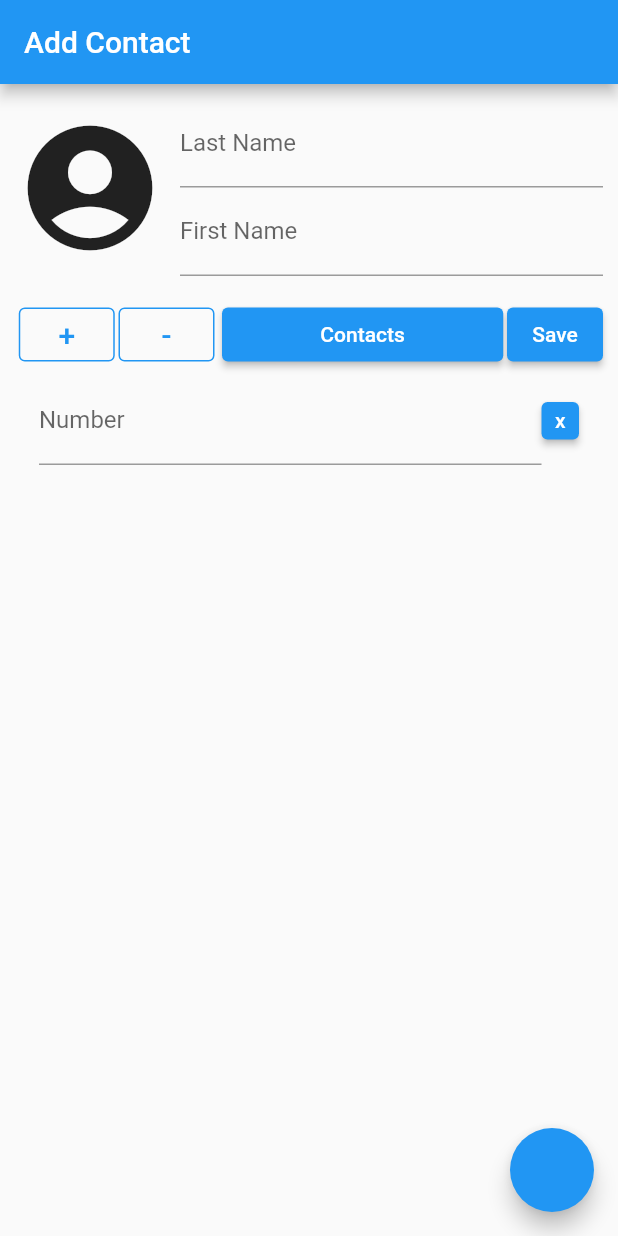
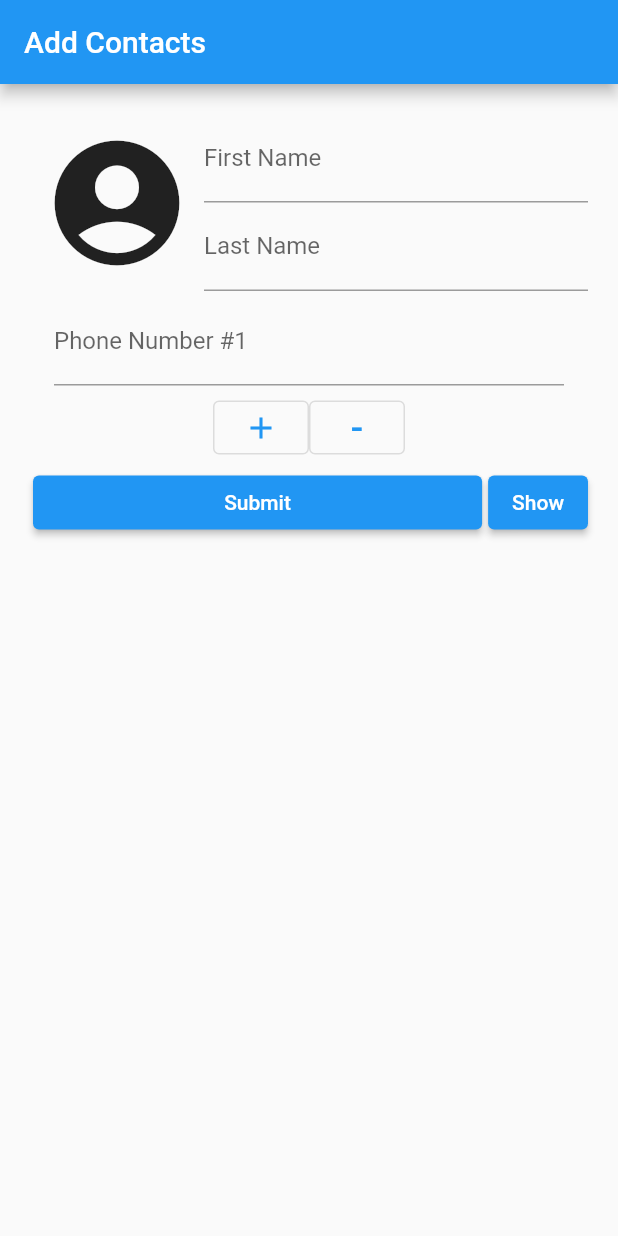
Before and after one commit to AY2020-2021-CpE-OJT/abellar-task-003, a Flutter app: the screen it shows after launch, on a phone screen of 412 x 824 dp. Run offline on Flutter 3.47's test engine with Material 2 defaults, Android fonts, the phone set to English and light mode, and no system bars.

Commit message:
Update Layout and Add Retrieving Data from Phone Number Text Field to the Next Activity

```diff
--- a/lib/main.dart
+++ b/lib/main.dart
@@ -1,252 +1,194 @@
-import 'dart:async';
-import 'dart:io';
+import 'package:flutter/cupertino.dart';
+import 'package:flutter/material.dart';
+import 'package:flutter/painting.dart';
 
-import 'package:flutter/material.dart';
-import 'package:path_provider/path_provider.dart';
+void main() => runApp(pbApp());
 
-class PhonebookTodo {
-  final List<String> lastName;
-  final List<String> firstName;
+class Todo {
+  final String last_name;
+  final String first_name;
+  final List<String> phone_numbers;
 
-  //final List<List> phoneNumbers;
-
-  PhonebookTodo(this.lastName, this.firstName);
+  Todo(this.last_name, this.first_name, this.phone_numbers);
 }
 
-void main() => runApp(PhoneBookApp());
+class pbApp extends StatelessWidget {
+  const pbApp({Key? key}) : super(key: key);
 
-class ContactStorage {
-  Future<String> get _localPath async {
-    final dir = await getApplicationDocumentsDirectory();
-
-    return dir.path;
-  }
-
-  Future<File> get _contactFile async {
-    final path = await _localPath;
-    return File('$path/contact.txt');
-  }
-
-  Future<File> writeContact(PhonebookTodo contact) async {
-    final file = await _contactFile;
-
-    // Write the file
-    return file.writeAsString('$contact');
-  }
-
-  Future<String> readContact() async {
-    try {
-      final file = await _contactFile;
-
-      // Read the file
-      final contents = await file.readAsString();
-
-      return contents;
-    } catch (e) {
-      // If encountering an error, return 0
-      return 'error';
-    }
-  }
-}
-
-class PhoneBookApp extends StatelessWidget {
   @override
   Widget build(BuildContext context) {
     return MaterialApp(
-      title: 'My Phonebook',
-      home: InputForm(
-        storage: ContactStorage(),
-      ),
+      title: 'Phonebook App',
+      home: FirstScreen(),
     );
   }
 }
 
-class InputForm extends StatefulWidget {
-  final ContactStorage storage;
-
-  InputForm({Key? key, required this.storage}) : super(key: key);
-
-  @override
-  _InputFormState createState() => _InputFormState();
-}
-
-class _InputFormState extends State<InputForm> {
-  final lastNameCtrlr = TextEditingController();
-  final firstNameCtrlr = TextEditingController();
-  final List conNumsCtrlr = [];
-  final _formKey = GlobalKey<FormState>();
-
-  int nOfPhoneNumber = 1;
-  String sample = 'to changed';
-
-  final List<String> fnames = <String>[];
-  final List<String> lnames = <String>[];
-
-  void addPhoneNumber() {
-    setState(() {
-      nOfPhoneNumber++;
-    });
-  }
-
-  void minusPhoneNumber() {
-    setState(() {
-      nOfPhoneNumber--;
-    });
-  }
-
-  @override
-  void dispose() {
-    lastNameCtrlr.dispose();
-    super.dispose();
-  }
-
+class FirstScreen extends StatelessWidget {
   @override
   Widget build(BuildContext context) {
     return Scaffold(
       appBar: AppBar(
-        title: Text('Add Contact'),
+        title: Text('Add Contacts'),
       ),
-      body: Container(
-        padding: const EdgeInsets.all(10.0),
+      body: InputContactForm(),
+    );
+  }
+}
+
+class InputContactForm extends StatefulWidget {
+  const InputContactForm({Key? key}) : super(key: key);
+
+  @override
+  _InputContactFormState createState() => _InputContactFormState();
+}
+
+class _InputContactFormState extends State<InputContactForm> {
+  List<Todo> names_todo = <Todo>[];
+
+  int nPhoneNumber = 1;
+
+  void saveContact() {
+    List<String> pnums = <String>[];
+    for(int i = 0; i < nPhoneNumber; i++) {
+      pnums.add(pnumCtrlrs[i].text);
+    }
+    setState(() {
+      names_todo.insert(
+          0, Todo(lnameCtrlr.text, fnameCtrlr.text, pnums));
+    });
+
+  }
+
+  void gotoNextScreen() {
+    Navigator.push(
+        context,
+        MaterialPageRoute(
+            builder: (context) => SecondScreeen(todo: names_todo)));
+  }
+
+  void addPhoneNumber() {
+    setState(() {
+      nPhoneNumber++;
+      pnumCtrlrs.insert(0, TextEditingController());
+    });
+  }
+
+  void subPhoneNumber() {
+    setState(() {
+      if (nPhoneNumber != 0) {
+        nPhoneNumber--;
+        pnumCtrlrs.removeAt(0);
+      }
+
+    });
+  }
+
+  final lnameCtrlr = TextEditingController();
+  final fnameCtrlr = TextEditingController();
+
+  //final pnumCtrlr = TextEditingController();
+  List<TextEditingController> pnumCtrlrs = <TextEditingController>[
+    TextEditingController()
+  ];
+
+  @override
+  Widget build(BuildContext context) {
+    return Padding(
+      padding: EdgeInsets.all(20.0),
       child: Column(
+        mainAxisSize: MainAxisSize.max,
         children: [
           Row(
             children: [
               Padding(
-                  padding: const EdgeInsets.only(right: 10.0),
-                  child: Icon(Icons.account_circle_rounded, size: 100.0),
+                padding: const EdgeInsets.all(8.0),
+                child: Icon(Icons.account_circle_rounded, size: 100.0,),
               ),
               Expanded(
                 child: Column(
                   children: [
                     TextFormField(
                       decoration: InputDecoration(
-                          border: UnderlineInputBorder(),
-                          labelText: 'Last Name',
-                        ),
-                        controller: lastNameCtrlr,
+                          border: UnderlineInputBorder(), labelText: 'First Name'),
+                      controller: fnameCtrlr,
                     ),
                     TextFormField(
                       decoration: InputDecoration(
-                          border: UnderlineInputBorder(),
-                          labelText: 'First Name',
-                        ),
-                        controller: firstNameCtrlr,
+                          border: UnderlineInputBorder(), labelText: 'Last Name'),
+                      controller: lnameCtrlr,
                     ),
                   ],
                 ),
               ),
             ],
           ),
-            Padding(
-              padding: const EdgeInsets.only(top: 15.0),
+          Flexible(
+            fit: FlexFit.loose,
+            child: ConstrainedBox(
+              constraints: BoxConstraints(minHeight: 0.0),
+              child: ListView.builder(
+                shrinkWrap: true,
+                itemBuilder: (context, i) {
+                  return ListTile(
+                    title: TextFormField(
+                      decoration: InputDecoration(
+                          border: UnderlineInputBorder(),
+                          labelText: 'Phone Number #${i + 1}'),
+                      controller: pnumCtrlrs[i],
+                    ),
+                  );
+                },
+                itemCount: nPhoneNumber,
+              ),
+            ),
+          ),
+          Row(
+            mainAxisAlignment: MainAxisAlignment.center,
+            children: [
+              OutlinedButton(onPressed: addPhoneNumber, child: Icon(Icons.add)),
+              OutlinedButton(
+                  onPressed: subPhoneNumber,
+                  child: Text(
+                    '-',
+                    style: TextStyle(fontSize: 25),
+                  )),
+            ],
+          ),
+          Align(
+            alignment: Alignment.bottomCenter,
             child: Row(
               mainAxisAlignment: MainAxisAlignment.spaceEvenly,
               children: [
-                  Padding(
-                    padding: const EdgeInsets.only(left: 2.5),
-                    child: OutlinedButton(
-                      onPressed: addPhoneNumber,
-                      child: Text('+', style: TextStyle(fontSize: 20.0)),
-                      style: OutlinedButton.styleFrom(
-                        side: BorderSide(color: Colors.blue),
+                Expanded(
+                  child: Padding(
+                    padding: const EdgeInsets.all(2.0),
+                    child: ElevatedButton(
+                      onPressed: saveContact,
+                      child: Text('Submit'),
                     ),
                   ),
                 ),
                 Padding(
-                    padding: const EdgeInsets.only(left: 2.5, right: 5),
-                    child: OutlinedButton(
-                      onPressed: addPhoneNumber,
-                      child: Text('-', style: TextStyle(fontSize: 20.0)),
-                      style: OutlinedButton.styleFrom(
-                        side: BorderSide(color: Colors.blue),
-                      ),
-                    ),
-                  ),
-                  Expanded(
+                  padding: const EdgeInsets.only(left: 2.0),
                   child: ElevatedButton(
-                      child: Text('Contacts'),
-                      onPressed: () {
-                        Navigator.push(
-                          context,
-                          MaterialPageRoute(
-                            builder: (context) => ShowContactScreen(
-                              todo: PhonebookTodo(lnames, fnames),
-                            ),
-                          ),
-                        );
-                      },
-                    ),
-                  ),
-                  Padding(
-                    padding: const EdgeInsets.only(left: 2.5),
-                    child: ElevatedButton(
-                      onPressed: () {
-                        widget.storage.writeContact(PhonebookTodo(lnames, fnames));
-                      },
-                      child: Text('Save'),
+                    onPressed: gotoNextScreen,
+                    child: Text('Show'),
                   ),
                 ),
               ],
             ),
           ),
-            Flexible(
-              child: ListView.builder(
-                itemCount: nOfPhoneNumber,
-                itemBuilder: (context, index) {
-                  return ListTile(
-                    title: Row(
-                      children: [
-                        Flexible(
-                          child: TextFormField(
-                            decoration: InputDecoration(
-                                border: UnderlineInputBorder(),
-                                labelText: 'Number'),
-                          ),
-                        ),
-                        ConstrainedBox(
-                          constraints: BoxConstraints.tightFor(
-                              width: 25.0, height: 25.0),
-                          child: ElevatedButton(
-                            onPressed: minusPhoneNumber,
-                            child: Text('x'),
-                            style: ElevatedButton.styleFrom(
-                              padding: EdgeInsets.all(1.0),
-                            ),
-                          ),
-                        ),
         ],
-                    ),
-                  );
-                },
-              ),
-            ),
-          ],
-        ),
-      ),
-      floatingActionButton: FloatingActionButton(
-        onPressed: () {
-          lnames.insert(0, lastNameCtrlr.text);
-          fnames.insert(0, firstNameCtrlr.text);
-
-          Navigator.push(
-            context,
-            MaterialPageRoute(
-              builder: (context) => ShowContactScreen(
-                todo: PhonebookTodo(lnames, fnames),
-              ),
-            ),
-          );
-        },
       ),
     );
   }
 }
 
-class ShowContactScreen extends StatelessWidget {
-  final PhonebookTodo todo;
+class SecondScreeen extends StatelessWidget {
+  final List<Todo> todo;
 
-  const ShowContactScreen({Key? key, required this.todo}) : super(key: key);
+  const SecondScreeen({Key? key, required this.todo}) : super(key: key);
 
   @override
   Widget build(BuildContext context) {
@@ -255,21 +197,14 @@ class ShowContactScreen extends StatelessWidget {
         title: Text('Contacts'),
       ),
       body: Padding(
-        padding: EdgeInsets.all(16.0),
-        child: Column(
-          children: [
-            Flexible(
+        padding: EdgeInsets.all(20.0),
         child: ListView.builder(
+          itemCount: todo.length,
           itemBuilder: (context, index) {
             return ListTile(
-                    title: Text(
-                        '${todo.firstName[index]} ${todo.lastName[index]}'),
+              title: Text('${todo[index].first_name} ${todo[index].last_name} ${todo[index].phone_numbers}'),
             );
           },
-                itemCount: todo.firstName.length,
-              ),
-            ),
-          ],
         ),
       ),
     );
--- a/pubspec.yaml
+++ b/pubspec.yaml
@@ -45,7 +45,6 @@ dev_dependencies:
   # package. See that file for information about deactivating specific lint
   # rules and activating additional ones.
   flutter_lints: ^1.0.0
-  path_provider: ^2.0.2
 
 # For information on the generic Dart part of this file, see the
 # following page: https://dart.dev/tools/pub/pubspec
```
Also changed, not shown: pubspec.lock. Lines whose indentation alone changed are shown as unchanged.
